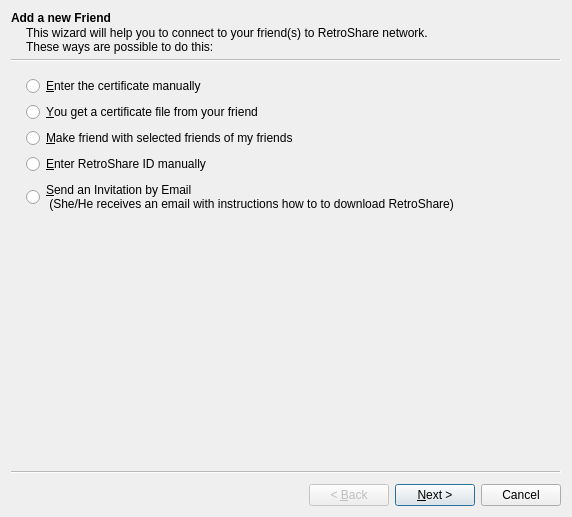
RetroShare/RetroShare, file retroshare-gui/src/gui/connect/ConnectFriendWizard.ui: the form before one commit.
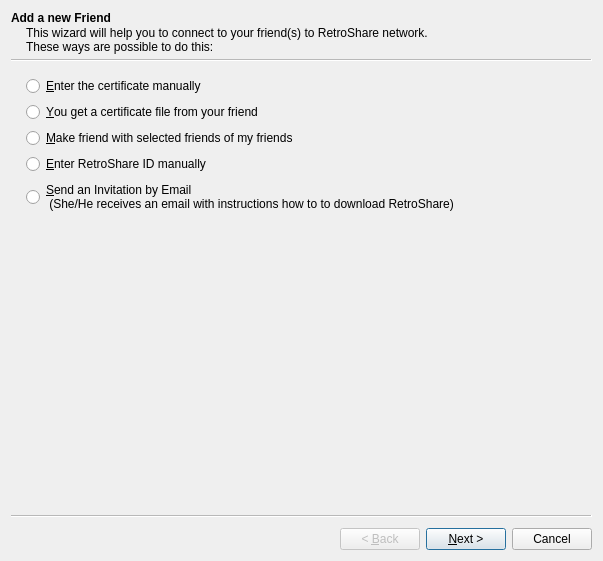
The form after the commit. Icons and pictures are not drawn. Custom widgets are drawn as their Qt base class.

Patch:
```diff
--- a/retroshare-gui/src/gui/connect/ConnectFriendWizard.ui
+++ b/retroshare-gui/src/gui/connect/ConnectFriendWizard.ui
@@ -6,8 +6,8 @@
    <rect>
     <x>0</x>
     <y>0</y>
-    <width>572</width>
-    <height>517</height>
+    <width>603</width>
+    <height>561</height>
    </rect>
   </property>
   <property name="windowTitle">
```
Left out of the diff: 122 changed lines with no effect on the pictures. Lines whose indentation alone changed are shown as unchanged.
